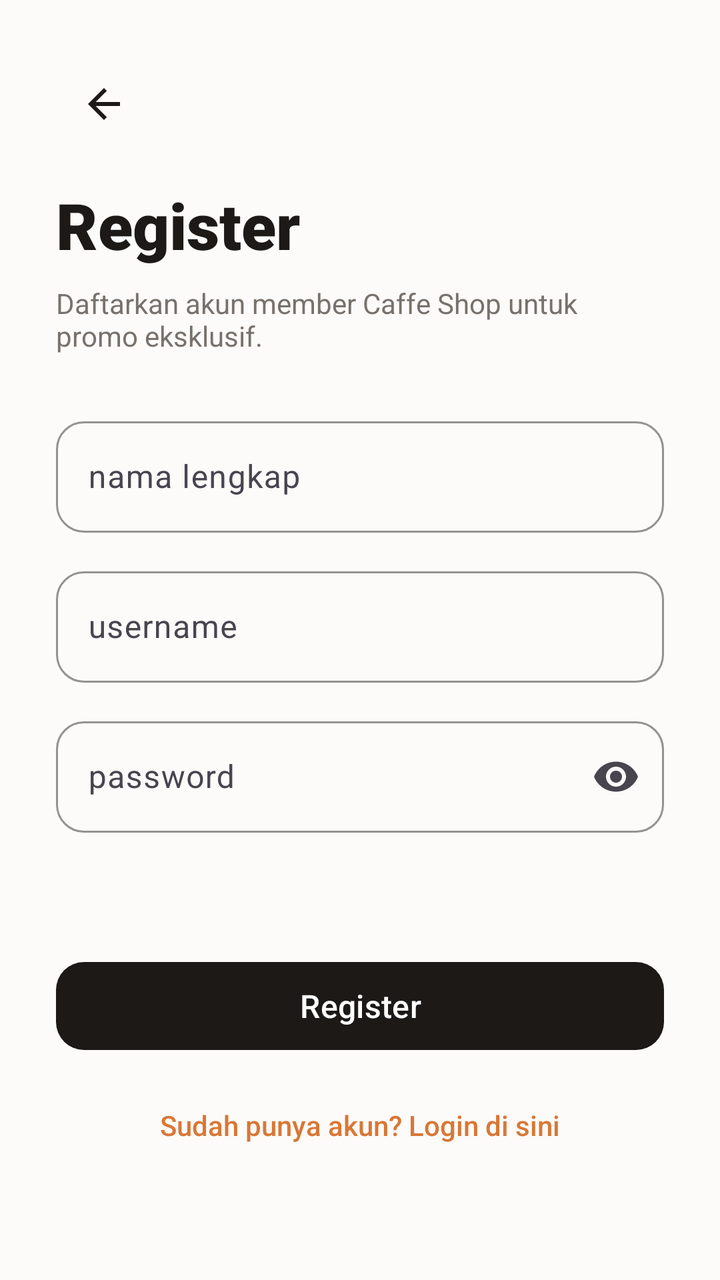
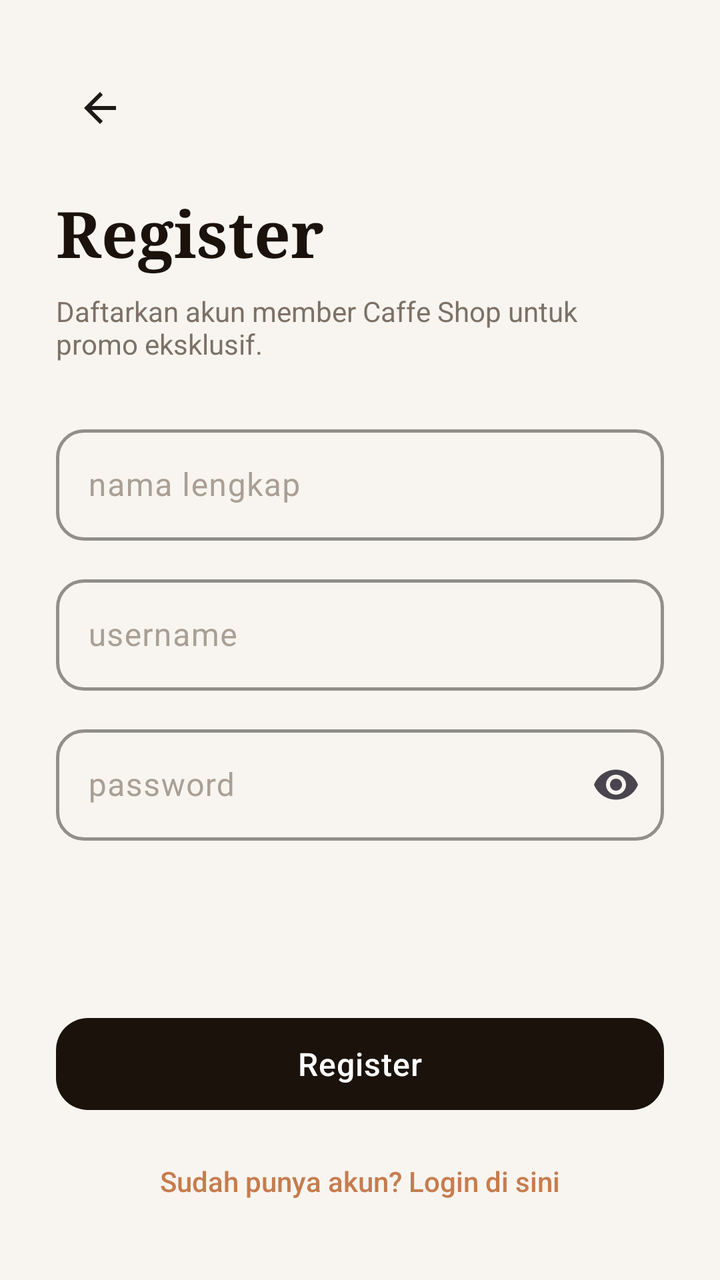

Two renders of the same Android screen: before a commit and after it. Below are the layout's source before the change and the commit's diff.
<!-- AndroidManifest.xml: application theme Theme.CaffeShop -->
<!-- res/layout/activity_register.xml -->
<?xml version="1.0" encoding="utf-8"?>
<androidx.constraintlayout.widget.ConstraintLayout xmlns:android="http://schemas.android.com/apk/res/android"
    xmlns:app="http://schemas.android.com/apk/res-auto"
    android:layout_width="match_parent"
    android:layout_height="match_parent"
    android:background="@color/cafe_background"
    android:padding="28dp">

    
    <ImageView
        android:id="@+id/btnBackRegister"
        android:layout_width="48dp"
        android:layout_height="48dp"
        android:background="?attr/selectableItemBackgroundBorderless"
        android:contentDescription="Kembali"
        android:padding="12dp"
        android:src="@drawable/ic_arrow_back"
        app:layout_constraintStart_toStartOf="parent"
        app:layout_constraintTop_toTopOf="parent" />

    
    <LinearLayout
        android:id="@+id/registerFormGroup"
        android:layout_width="match_parent"
        android:layout_height="wrap_content"
        android:orientation="vertical"
        app:layout_constraintBottom_toTopOf="@+id/btnRegisterSubmit"
        app:layout_constraintTop_toBottomOf="@+id/btnBackRegister"
        app:layout_constraintVertical_bias="0.2">

        
        <TextView
            android:id="@+id/tvRegisterTitle"
            android:layout_width="wrap_content"
            android:layout_height="wrap_content"
            android:fontFamily="sans-serif-black"
            android:text="@string/register_title"
            android:textColor="@color/cafe_text_primary"
            android:textSize="32sp" />

        <TextView
            android:layout_width="wrap_content"
            android:layout_height="wrap_content"
            android:layout_marginTop="8dp"
            android:text="Daftarkan akun member Caffe Shop untuk promo eksklusif."
            android:textColor="@color/cafe_text_secondary"
            android:textSize="14sp" />

        
        <com.google.android.material.textfield.TextInputLayout
            android:id="@+id/tilFullName"
            style="@style/Widget.Material3.TextInputLayout.OutlinedBox"
            android:layout_width="match_parent"
            android:layout_height="wrap_content"
            android:layout_marginTop="28dp"
            android:hint="@string/hint_full_name"
            app:boxCornerRadiusBottomEnd="14dp"
            app:boxCornerRadiusBottomStart="14dp"
            app:boxCornerRadiusTopEnd="14dp"
            app:boxCornerRadiusTopStart="14dp"
            app:boxStrokeColor="@color/cafe_primary">

            <com.google.android.material.textfield.TextInputEditText
                android:id="@+id/etFullName"
                android:layout_width="match_parent"
                android:layout_height="wrap_content"
                android:imeOptions="actionNext"
                android:inputType="textCapWords"
                android:maxLines="1"
                android:textColor="@color/cafe_text_primary" />
        </com.google.android.material.textfield.TextInputLayout>

        
        <com.google.android.material.textfield.TextInputLayout
            android:id="@+id/tilUsernameRegister"
            style="@style/Widget.Material3.TextInputLayout.OutlinedBox"
            android:layout_width="match_parent"
            android:layout_height="wrap_content"
            android:layout_marginTop="14dp"
            android:hint="@string/hint_username"
            app:boxCornerRadiusBottomEnd="14dp"
            app:boxCornerRadiusBottomStart="14dp"
            app:boxCornerRadiusTopEnd="14dp"
            app:boxCornerRadiusTopStart="14dp"
            app:boxStrokeColor="@color/cafe_primary">

            <com.google.android.material.textfield.TextInputEditText
                android:id="@+id/etUsernameRegister"
                android:layout_width="match_parent"
                android:layout_height="wrap_content"
                android:imeOptions="actionNext"
                android:inputType="text"
                android:maxLines="1"
                android:textColor="@color/cafe_text_primary" />
        </com.google.android.material.textfield.TextInputLayout>

        
        <com.google.android.material.textfield.TextInputLayout
            android:id="@+id/tilPasswordRegister"
            style="@style/Widget.Material3.TextInputLayout.OutlinedBox"
            android:layout_width="match_parent"
            android:layout_height="wrap_content"
            android:layout_marginTop="14dp"
            android:hint="@string/hint_password"
            app:boxCornerRadiusBottomEnd="14dp"
            app:boxCornerRadiusBottomStart="14dp"
            app:boxCornerRadiusTopEnd="14dp"
            app:boxCornerRadiusTopStart="14dp"
            app:boxStrokeColor="@color/cafe_primary"
            app:endIconMode="password_toggle">

            <com.google.android.material.textfield.TextInputEditText
                android:id="@+id/etPasswordRegister"
                android:layout_width="match_parent"
                android:layout_height="wrap_content"
                android:imeOptions="actionDone"
                android:inputType="textPassword"
                android:maxLines="1"
                android:textColor="@color/cafe_text_primary" />
        </com.google.android.material.textfield.TextInputLayout>

    </LinearLayout>

    
    <com.google.android.material.button.MaterialButton
        android:id="@+id/btnRegisterSubmit"
        style="@style/Widget.CaffeShop.Button.Primary"
        android:layout_width="match_parent"
        android:layout_height="wrap_content"
        android:layout_marginBottom="16dp"
        android:text="@string/btn_register"
        app:layout_constraintBottom_toTopOf="@+id/tvToLogin"
        app:layout_constraintEnd_toEndOf="parent"
        app:layout_constraintStart_toStartOf="parent" />

    
    <TextView
        android:id="@+id/tvToLogin"
        android:layout_width="wrap_content"
        android:layout_height="wrap_content"
        android:layout_marginBottom="32dp"
        android:clickable="true"
        android:focusable="true"
        android:fontFamily="sans-serif-medium"
        android:padding="8dp"
        android:text="@string/already_have_account"
        android:textColor="@color/cafe_secondary"
        android:textSize="14sp"
        app:layout_constraintBottom_toBottomOf="parent"
        app:layout_constraintEnd_toEndOf="parent"
        app:layout_constraintStart_toStartOf="parent" />

</androidx.constraintlayout.widget.ConstraintLayout>
<!-- resources referenced by this layout -->
<resources>
  <color name="cafe_background">#FCFBF9</color>
  <color name="cafe_primary">#5D4037</color>
  <color name="cafe_secondary">#D97736</color>
  <color name="cafe_text_primary">#1C1917</color>
  <color name="cafe_text_secondary">#78716C</color>
  <!-- drawable ic_arrow_back (drawable) -->
  <vector xmlns:android="http://schemas.android.com/apk/res/android"
      android:width="24dp"
      android:height="24dp"
      android:viewportWidth="24"
      android:viewportHeight="24">
      <path
          android:fillColor="#1C1917"
          android:pathData="M20,11H7.83l5.59,-5.59L12,4l-8,8 8,8 1.41,-1.41L7.83,13H20v-2z"/>
  </vector>
  <string name="already_have_account">Sudah punya akun? Login di sini</string>
  <string name="btn_register">Register</string>
  <string name="hint_full_name">nama lengkap</string>
  <string name="hint_password">password</string>
  <string name="hint_username">username</string>
  <string name="register_title">Register</string>
  <style name="Widget.CaffeShop.Button.Primary" parent="Widget.Material3.Button">
          <item name="backgroundTint">@color/cafe_text_primary</item>
          <item name="android:textColor">@color/white</item>
          <item name="cornerRadius">14dp</item>
          <item name="android:minHeight">52dp</item>
          <item name="android:textSize">16sp</item>
          <item name="android:fontFamily">sans-serif-medium</item>
      </style>
  <style name="Theme.CaffeShop" parent="Base.Theme.CaffeShop" />
  <color name="white">#FFFFFFFF</color>
  <style name="Base.Theme.CaffeShop" parent="Theme.Material3.DayNight.NoActionBar">
          
          <item name="colorPrimary">@color/cafe_primary</item>
          <item name="colorOnPrimary">@color/cafe_on_primary</item>
          <item name="colorPrimaryContainer">@color/cafe_primary_container</item>
          <item name="colorSecondary">@color/cafe_secondary</item>
          <item name="colorSecondaryContainer">@color/cafe_secondary_container</item>
          
          
          <item name="android:statusBarColor">@color/cafe_background</item>
          <item name="android:windowLightStatusBar">true</item>
          
          
          <item name="android:colorBackground">@color/cafe_background</item>
          <item name="colorSurface">@color/cafe_surface</item>
          <item name="colorSurfaceVariant">@color/cafe_surface_variant</item>
      </style>
  <color name="cafe_on_primary">#FFFFFF</color>
  <color name="cafe_primary_container">#EFEBE9</color>
  <color name="cafe_secondary_container">#FFCCBC</color>
  <color name="cafe_surface">#FFFFFF</color>
  <color name="cafe_surface_variant">#F5F2EB</color>
</resources>

<!-- the commit's change to res/layout/activity_register.xml (unified diff, before → after) -->
@@ -4,16 +4,19 @@
     android:layout_width="match_parent"
     android:layout_height="match_parent"
     android:background="@color/cafe_background"
-    android:padding="28dp">
+    android:paddingStart="28dp"
+    android:paddingTop="32dp"
+    android:paddingEnd="28dp"
+    android:paddingBottom="32dp">
 
     
     <ImageView
         android:id="@+id/btnBackRegister"
-        android:layout_width="48dp"
-        android:layout_height="48dp"
+        android:layout_width="44dp"
+        android:layout_height="44dp"
         android:background="?attr/selectableItemBackgroundBorderless"
         android:contentDescription="Kembali"
-        android:padding="12dp"
+        android:padding="10dp"
         android:src="@drawable/ic_arrow_back"
         app:layout_constraintStart_toStartOf="parent"
         app:layout_constraintTop_toTopOf="parent" />
@@ -26,39 +29,36 @@
         android:orientation="vertical"
         app:layout_constraintBottom_toTopOf="@+id/btnRegisterSubmit"
         app:layout_constraintTop_toBottomOf="@+id/btnBackRegister"
-        app:layout_constraintVertical_bias="0.2">
+        app:layout_constraintVertical_bias="0.18">
 
         
         <TextView
             android:id="@+id/tvRegisterTitle"
             android:layout_width="wrap_content"
             android:layout_height="wrap_content"
-            android:fontFamily="sans-serif-black"
+            android:fontFamily="serif"
             android:text="@string/register_title"
-            android:textColor="@color/cafe_text_primary"
-            android:textSize="32sp" />
+            android:textColor="@color/cafe_text_title"
+            android:textSize="32sp"
+            android:textStyle="bold" />
 
         <TextView
             android:layout_width="wrap_content"
             android:layout_height="wrap_content"
             android:layout_marginTop="8dp"
+            android:fontFamily="sans-serif"
             android:text="Daftarkan akun member Caffe Shop untuk promo eksklusif."
-            android:textColor="@color/cafe_text_secondary"
+            android:textColor="@color/cafe_text_muted"
             android:textSize="14sp" />
 
         
         <com.google.android.material.textfield.TextInputLayout
             android:id="@+id/tilFullName"
-            style="@style/Widget.Material3.TextInputLayout.OutlinedBox"
+            style="@style/Widget.CaffeShop.TextInputLayout"
             android:layout_width="match_parent"
             android:layout_height="wrap_content"
             android:layout_marginTop="28dp"
-            android:hint="@string/hint_full_name"
-            app:boxCornerRadiusBottomEnd="14dp"
-            app:boxCornerRadiusBottomStart="14dp"
-            app:boxCornerRadiusTopEnd="14dp"
-            app:boxCornerRadiusTopStart="14dp"
-            app:boxStrokeColor="@color/cafe_primary">
+            android:hint="@string/hint_full_name">
 
             <com.google.android.material.textfield.TextInputEditText
                 android:id="@+id/etFullName"
@@ -67,22 +67,17 @@
                 android:imeOptions="actionNext"
                 android:inputType="textCapWords"
                 android:maxLines="1"
-                android:textColor="@color/cafe_text_primary" />
+                android:textColor="@color/cafe_text_title" />
         </com.google.android.material.textfield.TextInputLayout>
 
         
         <com.google.android.material.textfield.TextInputLayout
             android:id="@+id/tilUsernameRegister"
-            style="@style/Widget.Material3.TextInputLayout.OutlinedBox"
+            style="@style/Widget.CaffeShop.TextInputLayout"
             android:layout_width="match_parent"
             android:layout_height="wrap_content"
             android:layout_marginTop="14dp"
-            android:hint="@string/hint_username"
-            app:boxCornerRadiusBottomEnd="14dp"
-            app:boxCornerRadiusBottomStart="14dp"
-            app:boxCornerRadiusTopEnd="14dp"
-            app:boxCornerRadiusTopStart="14dp"
-            app:boxStrokeColor="@color/cafe_primary">
+            android:hint="@string/hint_username">
 
             <com.google.android.material.textfield.TextInputEditText
                 android:id="@+id/etUsernameRegister"
@@ -91,22 +86,17 @@
                 android:imeOptions="actionNext"
                 android:inputType="text"
                 android:maxLines="1"
-                android:textColor="@color/cafe_text_primary" />
+                android:textColor="@color/cafe_text_title" />
         </com.google.android.material.textfield.TextInputLayout>
 
         
         <com.google.android.material.textfield.TextInputLayout
             android:id="@+id/tilPasswordRegister"
-            style="@style/Widget.Material3.TextInputLayout.OutlinedBox"
+            style="@style/Widget.CaffeShop.TextInputLayout"
             android:layout_width="match_parent"
             android:layout_height="wrap_content"
             android:layout_marginTop="14dp"
             android:hint="@string/hint_password"
-            app:boxCornerRadiusBottomEnd="14dp"
-            app:boxCornerRadiusBottomStart="14dp"
-            app:boxCornerRadiusTopEnd="14dp"
-            app:boxCornerRadiusTopStart="14dp"
-            app:boxStrokeColor="@color/cafe_primary"
             app:endIconMode="password_toggle">
 
             <com.google.android.material.textfield.TextInputEditText
@@ -116,7 +106,7 @@
                 android:imeOptions="actionDone"
                 android:inputType="textPassword"
                 android:maxLines="1"
-                android:textColor="@color/cafe_text_primary" />
+                android:textColor="@color/cafe_text_title" />
         </com.google.android.material.textfield.TextInputLayout>
 
     </LinearLayout>
@@ -127,7 +117,7 @@
         style="@style/Widget.CaffeShop.Button.Primary"
         android:layout_width="match_parent"
         android:layout_height="wrap_content"
-        android:layout_marginBottom="16dp"
+        android:layout_marginBottom="14dp"
         android:text="@string/btn_register"
         app:layout_constraintBottom_toTopOf="@+id/tvToLogin"
         app:layout_constraintEnd_toEndOf="parent"
@@ -138,13 +128,12 @@
         android:id="@+id/tvToLogin"
         android:layout_width="wrap_content"
         android:layout_height="wrap_content"
-        android:layout_marginBottom="32dp"
         android:clickable="true"
         android:focusable="true"
         android:fontFamily="sans-serif-medium"
         android:padding="8dp"
         android:text="@string/already_have_account"
-        android:textColor="@color/cafe_secondary"
+        android:textColor="@color/cafe_caramel"
         android:textSize="14sp"
         app:layout_constraintBottom_toBottomOf="parent"
         app:layout_constraintEnd_toEndOf="parent"
<!-- resource entries referenced after the edit -->
@@ -1,10 +1,9 @@
 <!-- resources referenced by this layout -->
 <resources>
-  <color name="cafe_background">#FCFBF9</color>
-  <color name="cafe_primary">#5D4037</color>
-  <color name="cafe_secondary">#D97736</color>
-  <color name="cafe_text_primary">#1C1917</color>
-  <color name="cafe_text_secondary">#78716C</color>
+  <color name="cafe_background">#F8F5F0</color>
+  <color name="cafe_caramel">#C67C4E</color>
+  <color name="cafe_text_muted">#7C7167</color>
+  <color name="cafe_text_title">#1A120B</color>
   <!-- drawable ic_arrow_back (drawable) -->
   <vector xmlns:android="http://schemas.android.com/apk/res/android"
       android:width="24dp"
@@ -22,36 +21,46 @@
   <string name="hint_username">username</string>
   <string name="register_title">Register</string>
   <style name="Widget.CaffeShop.Button.Primary" parent="Widget.Material3.Button">
-          <item name="backgroundTint">@color/cafe_text_primary</item>
+          <item name="backgroundTint">@color/cafe_espresso</item>
           <item name="android:textColor">@color/white</item>
-          <item name="cornerRadius">14dp</item>
-          <item name="android:minHeight">52dp</item>
+          <item name="cornerRadius">16dp</item>
+          <item name="android:minHeight">54dp</item>
           <item name="android:textSize">16sp</item>
           <item name="android:fontFamily">sans-serif-medium</item>
+          <item name="android:letterSpacing">0.02</item>
+          <item name="elevation">2dp</item>
+      </style>
+  <style name="Widget.CaffeShop.TextInputLayout" parent="Widget.Material3.TextInputLayout.OutlinedBox">
+          <item name="boxCornerRadiusBottomEnd">14dp</item>
+          <item name="boxCornerRadiusBottomStart">14dp</item>
+          <item name="boxCornerRadiusTopEnd">14dp</item>
+          <item name="boxCornerRadiusTopStart">14dp</item>
+          <item name="boxStrokeColor">@color/cafe_espresso</item>
+          <item name="boxStrokeWidth">1.5dp</item>
+          <item name="hintTextColor">@color/cafe_caramel</item>
+          <item name="android:textColorHint">@color/cafe_text_placeholder</item>
       </style>
   <style name="Theme.CaffeShop" parent="Base.Theme.CaffeShop" />
+  <color name="cafe_espresso">#1A120B</color>
   <color name="white">#FFFFFFFF</color>
+  <color name="cafe_text_placeholder">#A99F95</color>
   <style name="Base.Theme.CaffeShop" parent="Theme.Material3.DayNight.NoActionBar">
           
-          <item name="colorPrimary">@color/cafe_primary</item>
-          <item name="colorOnPrimary">@color/cafe_on_primary</item>
-          <item name="colorPrimaryContainer">@color/cafe_primary_container</item>
-          <item name="colorSecondary">@color/cafe_secondary</item>
-          <item name="colorSecondaryContainer">@color/cafe_secondary_container</item>
+          <item name="colorPrimary">@color/cafe_espresso</item>
+          <item name="colorOnPrimary">@color/white</item>
+          <item name="colorSecondary">@color/cafe_caramel</item>
+          <item name="colorOnSecondary">@color/white</item>
           
           
           <item name="android:statusBarColor">@color/cafe_background</item>
           <item name="android:windowLightStatusBar">true</item>
+          <item name="android:navigationBarColor">@color/cafe_surface</item>
+          <item name="android:windowLightNavigationBar">true</item>
           
           
           <item name="android:colorBackground">@color/cafe_background</item>
           <item name="colorSurface">@color/cafe_surface</item>
-          <item name="colorSurfaceVariant">@color/cafe_surface_variant</item>
       </style>
-  <color name="cafe_on_primary">#FFFFFF</color>
-  <color name="cafe_primary_container">#EFEBE9</color>
-  <color name="cafe_secondary_container">#FFCCBC</color>
   <color name="cafe_surface">#FFFFFF</color>
-  <color name="cafe_surface_variant">#F5F2EB</color>
 </resources>
 
